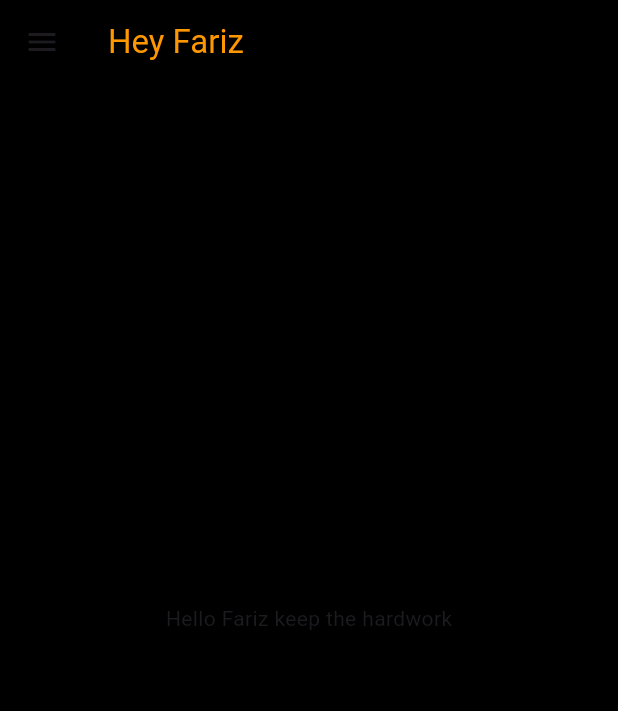
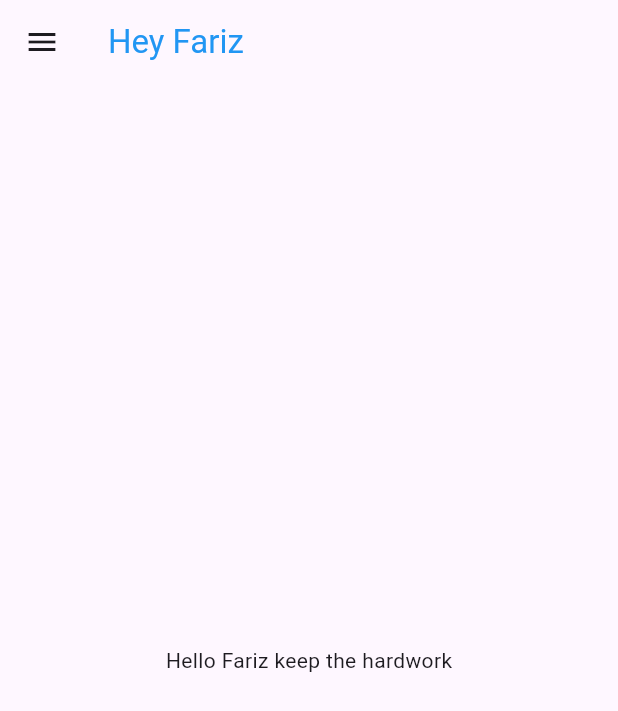
Before and after one commit to farizfarooqui/Chat-App, a Flutter app: the screen it shows once a user with an empty profile is signed in, on a phone screen of 412 x 824 dp. Shown: the top 711 px of the screen. Run offline on Flutter 3.47's test engine with Material 3 defaults, Android fonts, the phone set to English and light mode, and no system bars; our stand-ins replace cloud_firestore, firebase_auth, firebase_core; missing offline and left inert: dart:js; accounts and stored records are empty.

```diff
--- a/lib/Auth Service/auth_gate.dart
+++ b/lib/Service/Auth Service/auth_gate.dart
@@ -14,7 +14,7 @@ class AuthGate extends StatelessWidget {
           stream: FirebaseAuth.instance.authStateChanges(),
           builder: (context, snapshot) {
             if (snapshot.hasData) {
-              return const HomeScreen();
+              return HomeScreen();
             } else {
               return const AuthenticationScreen();
             }
--- a/lib/Auth Service/auth_service.dart
+++ b/lib/Service/Auth Service/auth_service.dart
@@ -1,9 +1,12 @@
 import 'package:firebase_auth/firebase_auth.dart';
+import 'package:firebase_core/firebase_core.dart';
 import 'package:flutter/material.dart';
 
 class AuthService {
   //Intance of firebaseAuth
   final FirebaseAuth _auth = FirebaseAuth.instance;
+
+  // Intance of firebasefirestore
 
   // login method
   Future<UserCredential> signInWithEmailAndPassword(
@@ -29,6 +32,7 @@ class AuthService {
     }
   }
 
+  //storing data in firebase
   //logout method
   Future<void> signOut() async {
     await _auth.signOut();
--- /dev/null
+++ b/lib/Service/Chat service/char_service.dart
@@ -0,0 +1,18 @@
+import 'package:cloud_firestore/cloud_firestore.dart';
+import 'package:firebase_core/firebase_core.dart';
+
+class ChatService {
+  //instance
+  final FirebaseFirestore _firestore = FirebaseFirestore.instance;
+  //get user stream
+  Stream<List<Map<String, dynamic>>> getUserStream() {
+    return _firestore.collection('users').snapshots().map((snapshot) {
+      return snapshot.docs.map((doc) {
+        //go thorough each individual user
+        final user = doc.data();
+        //return user
+        return user;
+      }).toList();
+    });
+  }
+}
--- a/lib/UI/Authentication Screens/login_screen.dart
+++ b/lib/UI/Authentication Screens/login_screen.dart
@@ -1,4 +1,4 @@
-import 'package:chatapp/Auth%20Service/auth_service.dart';
+import 'package:chatapp/Service/Auth%20Service/auth_service.dart';
 import 'package:chatapp/UI/Authentication%20Screens/forgot_pass_screen.dart';
 import 'package:chatapp/UI/Authentication%20Screens/sign_up_screen.dart';
 import 'package:chatapp/UI/Authentication%20Screens/widgets/button_widget.dart';
@@ -26,7 +26,7 @@ class _LoginScreenState extends State<LoginScreen> {
           emailContoller.text.trim(), passwordContoller.text.trim());
 
       Navigator.pushReplacement(
-          context, MaterialPageRoute(builder: (_) => const HomeScreen()));
+          context, MaterialPageRoute(builder: (_) => HomeScreen()));
     } catch (e) {
       showDialog(
           context: context,
--- a/lib/UI/Authentication Screens/sign_up_screen.dart
+++ b/lib/UI/Authentication Screens/sign_up_screen.dart
@@ -1,4 +1,4 @@
-import 'package:chatapp/Auth%20Service/auth_service.dart';
+import 'package:chatapp/Service/Auth%20Service/auth_service.dart';
 import 'package:chatapp/UI/Authentication%20Screens/login_screen.dart';
 import 'package:chatapp/UI/Authentication%20Screens/widgets/button_widget.dart';
 import 'package:chatapp/UI/Authentication%20Screens/widgets/foreground_widget.dart';
@@ -20,7 +20,7 @@ class SignUpScreen extends StatelessWidget {
       await authService.registerWithEmailAndPasword(
           _emailController.text.trim(), _passwordController.text.trim());
       Navigator.pushReplacement(
-          context, MaterialPageRoute(builder: (_) => const HomeScreen()));
+          context, MaterialPageRoute(builder: (_) => HomeScreen()));
     } on Exception catch (e) {
       showDialog(
           context: context,
--- a/lib/UI/Home Screen/Widget/drawer_widget.dart
+++ b/lib/UI/Home Screen/Widget/drawer_widget.dart
@@ -1,4 +1,4 @@
-import 'package:chatapp/Auth%20Service/auth_service.dart';
+import 'package:chatapp/Service/Auth%20Service/auth_service.dart';
 import 'package:chatapp/UI/Authentication%20Screens/login_screen.dart';
 import 'package:flutter/material.dart';
 
--- a/lib/UI/Home Screen/home_screen.dart
+++ b/lib/UI/Home Screen/home_screen.dart
@@ -1,32 +1,40 @@
 // ignore: unnecessary_import
 // import 'dart:js';
+import 'dart:js';
 import 'dart:ui';
-import 'package:chatapp/Auth%20Service/auth_service.dart';
-import 'package:chatapp/UI/Authentication%20Screens/login_screen.dart';
+import 'package:chatapp/Service/Auth%20Service/auth_service.dart';
+import 'package:chatapp/Service/Chat%20service/char_service.dart';
 import 'package:chatapp/UI/Home%20Screen/Widget/drawer_widget.dart';
 import 'package:flutter/material.dart';
 import 'package:flutter/services.dart';
 
 class HomeScreen extends StatelessWidget {
-  const HomeScreen({super.key});
+  HomeScreen({super.key});
+
+  //get chat service  instance
+  final ChatService _chatService = ChatService();
+  final AuthService _authService = AuthService();
+
   @override
   Widget build(BuildContext context) {
     return Scaffold(
-        backgroundColor: Colors.black,
-        extendBodyBehindAppBar: true,
-        extendBody: true,
         appBar: AppBar(
           title: const Text(
             'Hey Fariz',
-            style: TextStyle(color: Colors.orange),
+            style: TextStyle(color: Colors.blue),
           ),
-          systemOverlayStyle: const SystemUiOverlayStyle(
-              statusBarIconBrightness: Brightness.light,
-              statusBarColor: Colors.transparent),
-          backgroundColor: Colors.transparent,
-          shadowColor: Colors.transparent,
+          // systemOverlayStyle: const SystemUiOverlayStyle(
+          //     statusBarIconBrightness: Brightness.light,
+          //     statusBarColor: Colors.transparent),
+          // backgroundColor: Colors.transparent,
+          // shadowColor: Colors.transparent,
         ),
         drawer: const DrawerWidget(),
         body: const Center(child: Text('Hello Fariz keep the hardwork')));
   }
+// Widget _buildUserList(){
+//   return StreamBuilder(stream: _chatService.getUserStream() , builder: (context , snapshot){
+//     return
+//   });
+// }
 }
--- a/lib/main.dart
+++ b/lib/main.dart
@@ -1,4 +1,4 @@
-import 'package:chatapp/Auth%20Service/auth_gate.dart';
+import 'package:chatapp/Service/Auth%20Service/auth_gate.dart';
 import 'package:chatapp/UI/Authentication%20Screens/auth_screen.dart';
 import 'package:chatapp/firebase_options.dart';
 import 'package:firebase_core/firebase_core.dart';
--- a/pubspec.yaml
+++ b/pubspec.yaml
@@ -37,6 +37,7 @@ dependencies:
   firebase_auth: ^4.17.9
   firebase_core: ^2.27.1
   flutter_launcher_icons: ^0.13.1
+  cloud_firestore: ^4.15.9
 
 dev_dependencies:
   flutter_test:
```
Also changed, not shown: pubspec.lock, 3 other files.
